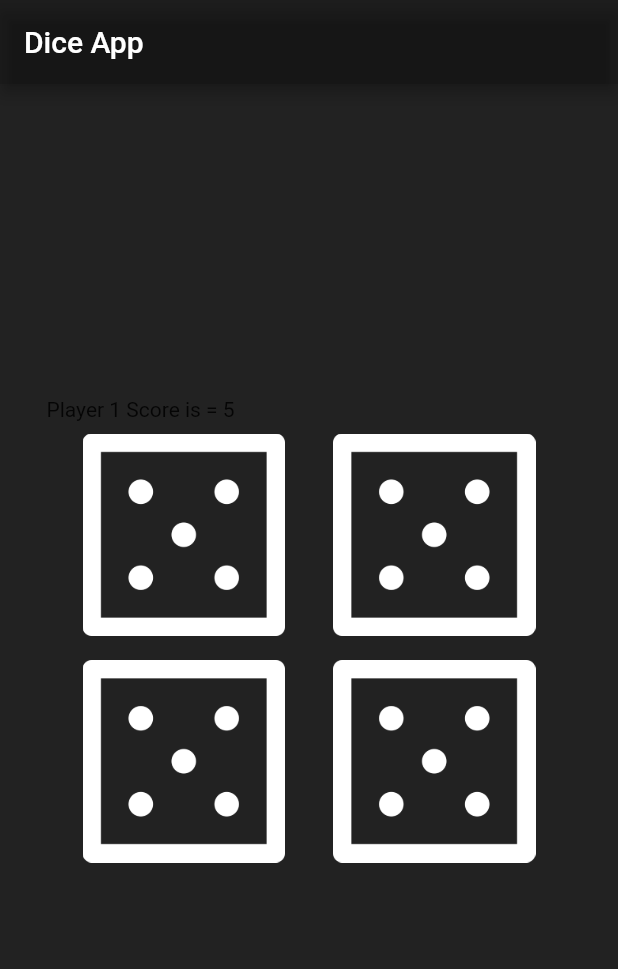
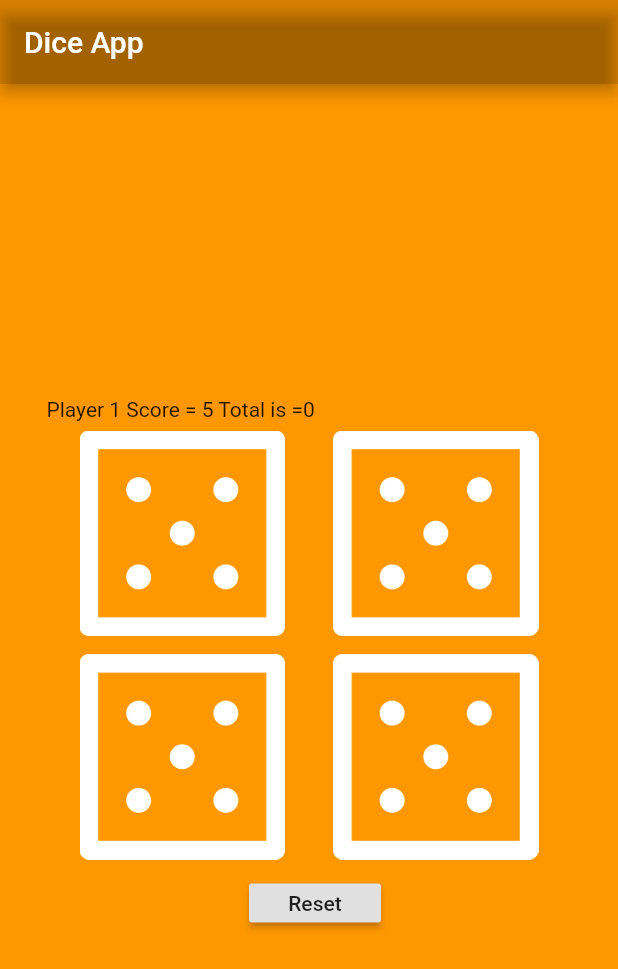
Before and after one commit to Usama9821/Flutter, a Flutter app: the screen it shows after launch, on a phone screen of 412 x 824 dp. Shown: the top 969 px of the screen. Run offline on Flutter 3.47's test engine with Material 2 defaults, Android fonts, the phone set to English and light mode, and no system bars.

Commit message:
Update
Introduced some logics and reset button in the app.

```diff
--- a/untitled/lib/main.dart
+++ b/untitled/lib/main.dart
@@ -6,28 +6,36 @@ void main() {
     MaterialApp(
       debugShowCheckedModeBanner: false,
       home: Scaffold(
-        backgroundColor: Colors.black87,
+        backgroundColor: Colors.orange,
         appBar: AppBar(
           title: Text("Dice App"),
           backgroundColor: Colors.black12,
         ),
-        body: DicePage(),
+        body: Dicer(),
       ),
     ),
   );
 }
 
-class DicePage extends StatefulWidget {
+class Dicer extends StatefulWidget {
   @override
-  _DicePageState createState() => _DicePageState();
+  _DicerState createState() => _DicerState();
 }
 
-class _DicePageState extends State<DicePage> {
+class _DicerState extends State<Dicer> {
   var first = Random().nextInt(6) + 1;
   var second = Random().nextInt(6) + 1;
   var third = Random().nextInt(6) + 1;
   var fourth = Random().nextInt(6) + 1;
-  var firstfinal;
+  var firstfinal = 0;
+  var secondresult = 0;
+  var thirdresult = 0;
+  var fourthresult = 0;
+  var tracker1 = 0;
+  var tracker2 = 0;
+  var tracker3 = 0;
+  var tracker4 = 0;
+
   @override
   Widget build(BuildContext context) {
     return Center(
@@ -38,11 +46,11 @@ class _DicePageState extends State<DicePage> {
           children: [
             Row(
               children: [
-                Text("Player 1 Score is = $first"),
+                Text("Player 1 Score = $first" + " Total is =$firstfinal"),
               ],
             ),
             Padding(
-              padding: const EdgeInsets.all(8.0),
+              padding: const EdgeInsets.all(6.0),
               child: Row(
                 children: [
                   Expanded(
@@ -50,7 +58,11 @@ class _DicePageState extends State<DicePage> {
                       child: Image.asset('images/dice$first.png'),
                       onPressed: () {
                         setState(() {
-                          first = Random().nextInt(6) + 1;
+                          if (tracker1 <= 9) {
+                            first = Random().nextInt(6) + 1;
+                            firstfinal = firstfinal + first;
+                            tracker1++;
+                          }
                         });
                       },
                     ),
@@ -69,7 +81,7 @@ class _DicePageState extends State<DicePage> {
               ),
             ),
             Padding(
-              padding: const EdgeInsets.all(8.0),
+              padding: const EdgeInsets.all(6.0),
               child: Row(
                 children: [
                   Expanded(
@@ -95,6 +107,27 @@ class _DicePageState extends State<DicePage> {
                 ],
               ),
             ),
+            Expanded(
+              child: Padding(
+                padding: const EdgeInsets.only(left: 135, top: 10),
+                child: Row(
+                  children: [
+                    RaisedButton(
+                      child: Text("Reset"),
+                      onPressed: () {
+                        setState(() {
+                          firstfinal = 0;
+                          tracker1 = 0;
+                          tracker2 = 0;
+                          tracker3 = 0;
+                          tracker4 = 0;
+                        });
+                      },
+                    ),
+                  ],
+                ),
+              ),
+            ),
           ],
         ),
       ),
```
Also changed, not shown: 2 other files.
